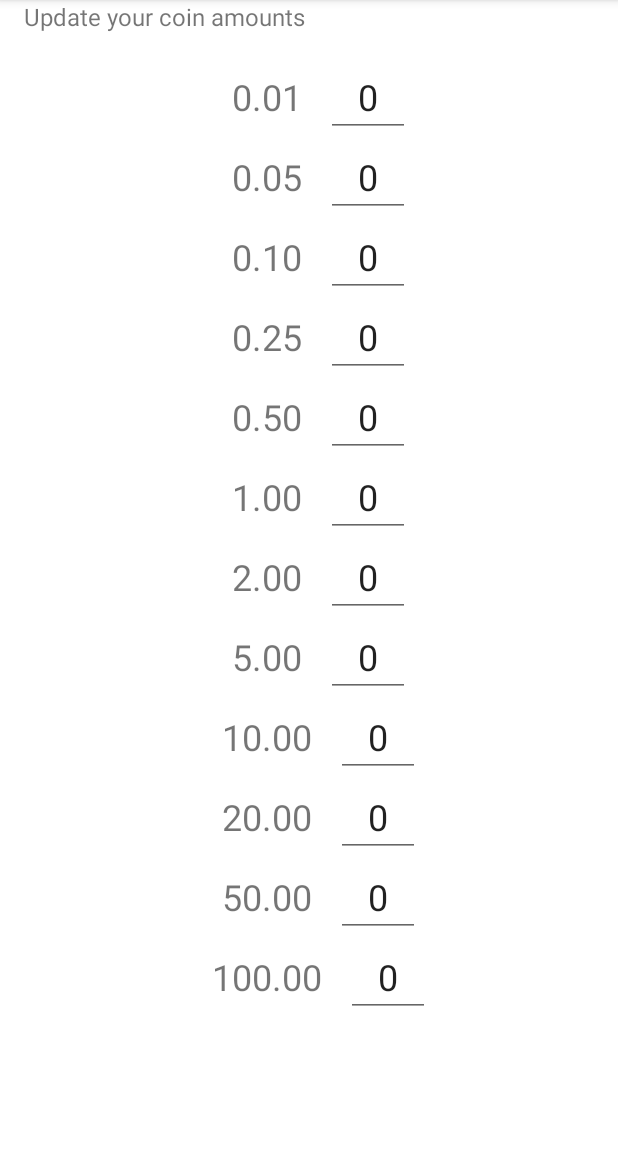
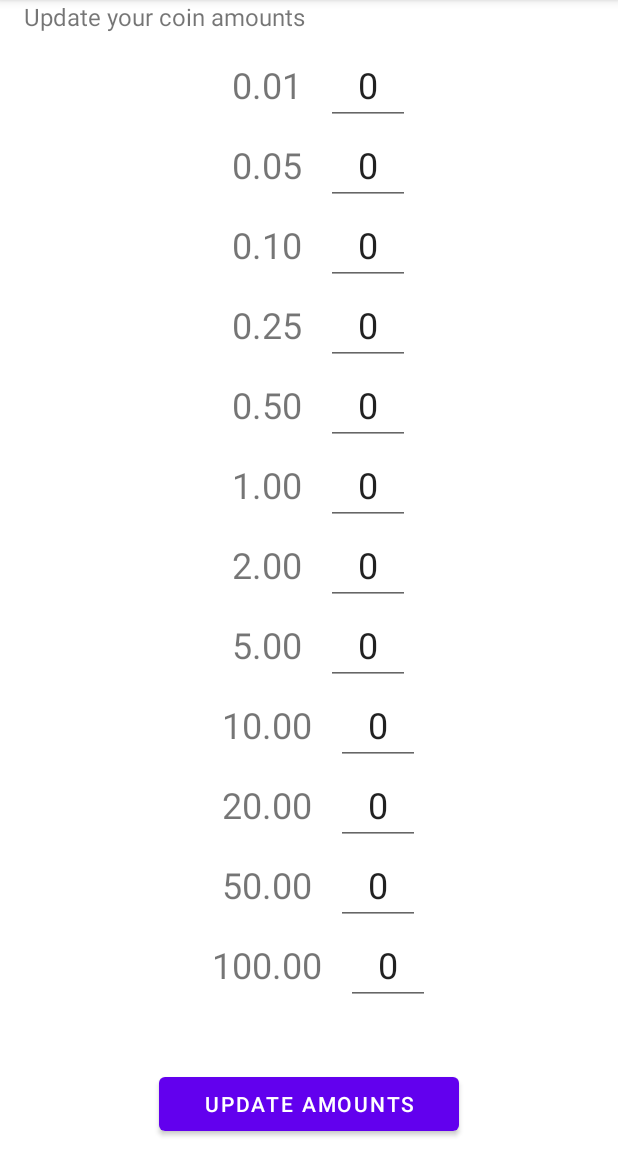
Before and after one commit to LeandroQuintans/Lazy-Wallet, an Android app: the WalletCoinUpdateFragment screen opened through its navigation route, on a phone screen of 412 x 824 dp, the part 84-1236 px from its top. Run offline under Robolectric (Android 15) with nearby library versions, the phone set to English and light mode, and no system bars; our stand-ins replace Room's generated code, data binding; 1 statement that could not run was skipped.

Commit message:
adding button to WalletCoinUpdateFragment

```diff
--- a/app/src/main/res/layout/fragment_wallet_coin_update.xml
+++ b/app/src/main/res/layout/fragment_wallet_coin_update.xml
@@ -5,8 +5,8 @@
     xmlns:tools="http://schemas.android.com/tools"
     tools:context=".navigation.WalletCoinUpdateFragment">
 
-    <LinearLayout
-        android:id="@+id/coinUpdateLinear"
+    <RelativeLayout
+        android:id="@+id/coinUpdateRelative"
         android:layout_width="match_parent"
         android:layout_height="match_parent"
         android:orientation="vertical">
@@ -15,15 +15,31 @@
             android:id="@+id/coinUpdateLabelText"
             android:layout_width="match_parent"
             android:layout_height="wrap_content"
+            android:layout_alignParentTop="true"
+            android:layout_marginStart="16dp"
+            android:layout_marginLeft="16dp"
+            android:layout_marginBottom="8dp"
             android:text="@string/coinUpdateLabelText"
-            android:textSize="16sp"
-            android:layout_marginBottom="16dp"
-            android:layout_marginLeft="16dp" />
+            android:textSize="16sp" />
 
         <androidx.recyclerview.widget.RecyclerView
             android:id="@+id/coinList"
             android:layout_width="match_parent"
             android:layout_height="match_parent"
+            android:layout_above="@id/coinUpdateButton"
+            android:layout_below="@id/coinUpdateLabelText"
+            android:scrollbars="vertical"
             app:layoutManager="androidx.recyclerview.widget.LinearLayoutManager" />
-    </LinearLayout>
+
+        <Button
+            android:id="@+id/coinUpdateButton"
+            android:layout_width="200dp"
+            android:layout_height="wrap_content"
+            android:layout_alignParentBottom="true"
+            android:layout_centerHorizontal="true"
+            android:layout_gravity="center_horizontal"
+            android:layout_marginTop="8dp"
+            android:layout_marginBottom="8dp"
+            android:text="@string/coinUpdateButtonText" />
+    </RelativeLayout>
 </layout>
--- a/app/src/main/res/values/strings.xml
+++ b/app/src/main/res/values/strings.xml
@@ -11,4 +11,5 @@
     <string name="costLabelText">Cost:</string>
     <string name="chooseCurrencyText">Choose your currency:</string>
     <string name="coinUpdateLabelText">Update your coin amounts</string>
+    <string name="coinUpdateButtonText">Update Amounts</string>
 </resources>
```
